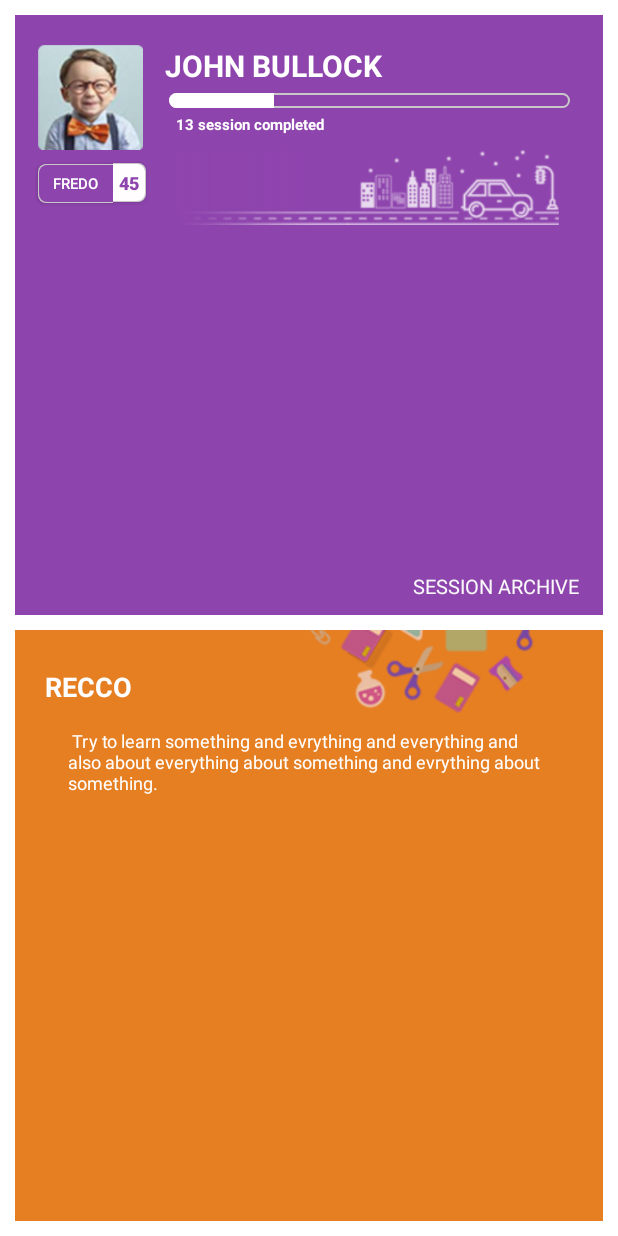
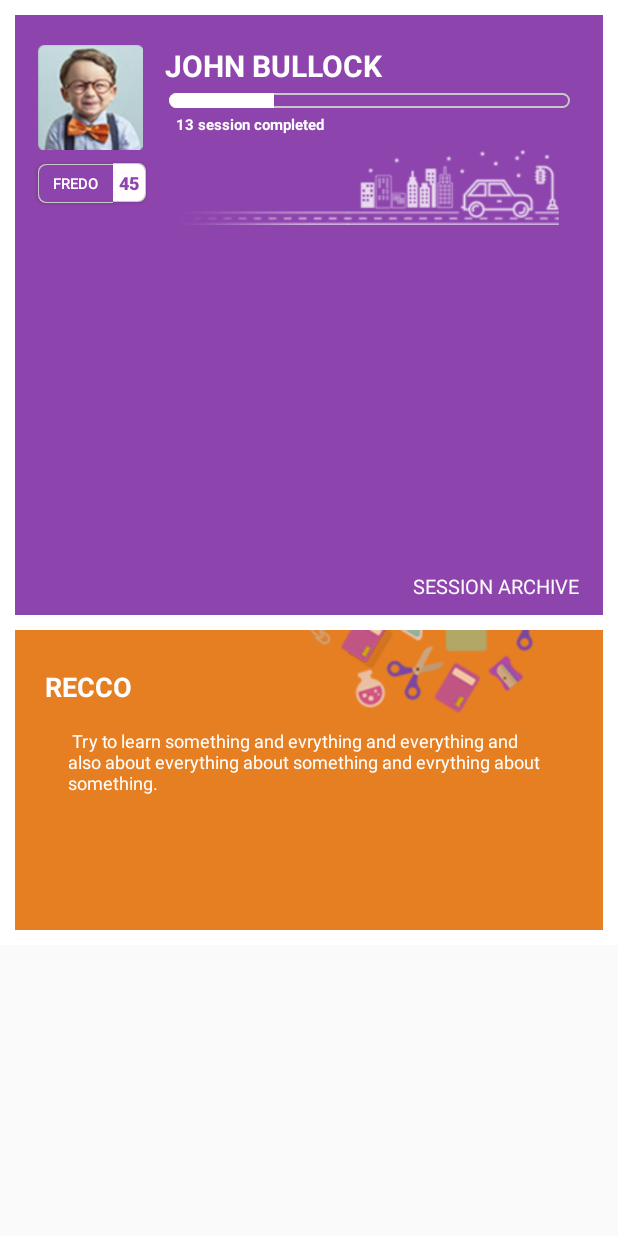
Before and after one commit to sarojini2010/B2C, an Android app: the layout activity_main.xml on its own in the app's theme, with its tools: preview values and no code run, on a phone screen of 412 x 824 dp. Run offline under Robolectric (Android 15) with nearby library versions, the phone set to English and light mode, and no system bars; network calls fail.

Commit message:
3August17.17

```diff
--- a/app/src/main/java/com/example/thoughtchimp/dummyapplication/AllUsersAdapter.java
+++ b/app/src/main/java/com/example/thoughtchimp/dummyapplication/AllUsersAdapter.java
@@ -69,7 +69,9 @@ public  class  AllUsersAdapter extends RecyclerView.Adapter {
 
         @Override
         public void onClick(View v) {
+            System.out.println("----------"+getItemId());
             Intent in=new Intent(mContext,SessionDetails.class);
+            in.putExtra("Sessionid",HomeFragment.title1);
             mContext.startActivity(in);
         }
     }
--- a/app/src/main/java/com/example/thoughtchimp/dummyapplication/Constant.java
+++ b/app/src/main/java/com/example/thoughtchimp/dummyapplication/Constant.java
@@ -6,8 +6,8 @@ package com.example.thoughtchimp.dummyapplication;
 public interface Constant
 {
 
-    String CHILDHOMEIP="http://192.168.0.103/s2m-b2c/Api/child_home?child_id=9";
-    String SessionDetailIp="http://192.168.0.103/s2m-b2c/Api/session_details?session_id=10";
+    String CHILDHOMEIP="http://192.168.0.103/s2m-b2c/Api/child_home?child_id=10";
+    String SessionDetailIp="http://192.168.0.103/s2m-b2c/Api/session_details?session_id=13";
     String SessionArchieveIp="http://192.168.0.105/s2m-b2c/Api/archive?child_id=9";
     String ACTIVATIONIP="http://192.168.0.105/s2m-b2c/Api/activation_details";
     String USER_SESSION_ID = "usersessionid";
--- a/app/src/main/java/com/example/thoughtchimp/dummyapplication/LoginPage.java
+++ b/app/src/main/java/com/example/thoughtchimp/dummyapplication/LoginPage.java
@@ -83,6 +83,7 @@ public class LoginPage extends Activity implements Constant{
         nameValuePair.add(new BasicNameValuePair("otp", "12345"));
         nameValuePair.add(new BasicNameValuePair("device_token","Tokenid"));
 
+
         try {
             httpPost.setEntity(new UrlEncodedFormEntity(nameValuePair));
         } catch (UnsupportedEncodingException e) {
--- a/app/src/main/java/com/example/thoughtchimp/dummyapplication/OTPScreen.java
+++ b/app/src/main/java/com/example/thoughtchimp/dummyapplication/OTPScreen.java
@@ -27,6 +27,7 @@ import org.json.JSONObject;
 import java.util.Collections;
 import java.util.HashMap;
 import java.util.Map;
+import java.util.regex.Pattern;
 
 /**
  * Created by thoughtchimp on 8/2/2016.
@@ -57,7 +58,7 @@ public class OTPScreen extends Activity implements Constant {
                                    meessage = object.getString("message");
                                     System.out.println("------2"+meessage);
 
-                                    Intent in=new Intent(OTPScreen.this,SessionArchive.class);
+                                    Intent in=new Intent(OTPScreen.this,Profile.class);
                                     startActivity(in);
                                     Toast.makeText(getApplicationContext(),"Login Succesfull",Toast.LENGTH_LONG).show();
                                 } catch (JSONException e) {
--- a/app/src/main/java/com/example/thoughtchimp/dummyapplication/Signup.java
+++ b/app/src/main/java/com/example/thoughtchimp/dummyapplication/Signup.java
@@ -68,7 +68,7 @@ public class Signup  extends Activity implements Constant {
                 @Override
                 public void onClick(View v) {
 
-                     names = name.getText().toString();
+                    names = name.getText().toString();
                     emailid= email.getText().toString();
                     phone = phonenumber.getText().toString();
 
--- a/app/src/main/res/layout-small/activity_main.xml
+++ /dev/null
@@ -1,191 +0,0 @@
-<?xml version="1.0" encoding="utf-8"?>
-<RelativeLayout xmlns:android="http://schemas.android.com/apk/res/android"
-    xmlns:tools="http://schemas.android.com/tools"
-    android:layout_width="match_parent"
-    android:layout_height="match_parent"
-    tools:context="com.example.thoughtchimp.dummyapplication.MainActivity">
-
-    <RelativeLayout
-        android:layout_width="match_parent"
-        android:layout_height="340dp"
-         android:id="@+id/relative2"
-        android:background="@drawable/layoutborder">
-        <RelativeLayout
-            android:layout_width="wrap_content"
-            android:layout_height="wrap_content"
-            android:layout_marginRight="10dp">
-
-            <ImageView
-                android:layout_width="100.5dp"
-                android:layout_height="70dp"
-                android:layout_marginTop="30dp"
-                android:id="@+id/image1"
-                android:paddingLeft="12dp"
-                android:layout_marginLeft="4dp"
-                android:src="@drawable/child"/>
-
-            <TextView
-                android:layout_width="wrap_content"
-                android:layout_height="wrap_content"
-                android:text="JOHN BULLOCK"
-                android:textColor="#ffffff"
-                android:textStyle="bold"
-                android:paddingBottom="5dp"
-                android:paddingLeft="5dp"
-                android:textSize="20sp"
-                android:layout_alignTop="@+id/image1"
-                android:layout_toRightOf="@+id/image1"
-                android:layout_toEndOf="@+id/image1" />
-            <TextView
-                android:layout_width="112dp"
-                android:layout_height="wrap_content"
-                android:text=" 13 session completed"
-                android:id="@+id/session_text"
-                android:layout_marginLeft="10dp"
-                android:textSize="10sp"
-                android:layout_marginBottom="10dp"
-                android:textStyle="bold"
-                android:layout_alignBottom="@+id/image1"
-                android:layout_toRightOf="@+id/image1"
-                android:layout_toEndOf="@+id/image1"
-                android:textColor="#ffffff" />
-            <ProgressBar
-                android:layout_width="fill_parent"
-                android:layout_height="wrap_content"
-                android:layout_alignTop="@+id/image1"
-                style="@style/CustomProgressBar"
-                android:layout_marginLeft="8dp"
-                android:layout_marginRight="22dp"
-                android:progress="13"
-                android:max="50"
-                android:layout_marginTop="32dp"
-                android:layout_toRightOf="@+id/image1"
-                android:layout_toEndOf="@+id/image1"
-                android:id="@+id/progressBar" />
-
-        </RelativeLayout>
-        <LinearLayout
-            android:layout_width="wrap_content"
-            android:layout_height="wrap_content"
-            android:layout_marginTop="100dp"
-            android:orientation="horizontal">
-            <LinearLayout
-                android:layout_width="wrap_content"
-                android:layout_height="wrap_content"
-                android:layout_marginRight="25dp"
-                >
-
-                <Button
-                    android:layout_width="50dp"
-                    android:layout_height="26dp"
-                    android:layout_marginTop="8dp"
-                    android:layout_marginLeft="25dp"
-                    android:text="Karma"
-                    android:textSize="10sp"
-                    android:textColor="#ffffff"
-                    android:layout_below="@+id/image1"
-                    android:layout_alignLeft="@+id/image1"
-                    android:layout_alignStart="@+id/image1"
-                    android:id="@+id/button"
-                    android:background="@drawable/custombutton" />
-
-                <Button
-                    android:layout_width="22dp"
-                    android:layout_height="26dp"
-                    android:text="45"
-                    android:textSize="12sp"
-                    android:textStyle="bold"
-                    android:textColor="@color/colorPrimaryDark"
-                    android:background="@drawable/button2"
-                    android:layout_marginTop="8.5dp"
-                    android:id="@+id/button_score" />
-
-                <ImageView
-                    android:layout_width="match_parent"
-                    android:layout_height="50dp"
-                    android:layout_gravity="end"
-                    android:src="@drawable/carandbuilding"
-                    />
-            </LinearLayout>
-        </LinearLayout>
-        <RelativeLayout
-            android:layout_width="fill_parent"
-            android:layout_height="match_parent"
-            android:layout_marginTop="170dp"
-            android:layout_marginBottom="40dp"
-            android:id="@+id/relativeLayout"
-            android:layout_alignParentRight="true"
-            android:layout_alignParentEnd="true"
-            android:layout_marginLeft="10dp"
-            android:layout_marginRight="10dp">
-            <android.support.v7.widget.RecyclerView
-                android:layout_width="wrap_content"
-                android:layout_height="wrap_content"
-                android:id="@+id/rvAllUsers">
-            </android.support.v7.widget.RecyclerView>
-        </RelativeLayout>
-
-        <TextView
-            android:layout_width="wrap_content"
-            android:layout_height="wrap_content"
-            android:text="SESSION ARCHIVE"
-            android:layout_alignParentBottom="true"
-            android:layout_marginRight="16dp"
-            android:textSize="13sp"
-            android:id="@+id/archieve_text"
-            android:layout_alignRight="@+id/relativeLayout"
-            android:layout_alignEnd="@+id/relativeLayout"
-            android:layout_marginBottom="20dp"
-            android:textColor="#faf8fa"
-            />
-
-    </RelativeLayout>
-
-    <RelativeLayout
-        android:layout_width="match_parent"
-        android:layout_height="match_parent"
-        android:background="@drawable/layoutboarder2"
-        android:layout_below="@+id/relative2"
-
-       >
-        <RelativeLayout
-            android:layout_width="wrap_content"
-            android:layout_height="wrap_content"
-            android:layout_marginRight="10dp"
-            android:layout_marginBottom="20dp">
-            <TextView
-                android:layout_width="wrap_content"
-                android:layout_height="wrap_content"
-                android:text="RECCO"
-                android:textColor="#ffffff"
-                android:textStyle="bold"
-                android:layout_marginLeft="30dp"
-                android:layout_alignParentLeft="true"
-                android:layout_alignParentStart="true"
-                android:layout_marginTop="25dp"
-                android:id="@+id/textView"
-                android:textSize="18dp" />
-            <TextView
-                android:layout_width="wrap_content"
-                android:layout_height="wrap_content"
-                android:text=" Try to learn something and evrything and everything and also about everything about something and evrything about something."
-                android:textColor="#ffffff"
-                android:textSize="12dp"
-                android:id="@+id/recco_text"
-                android:layout_below="@+id/textView"
-                android:layout_marginTop="15dp"
-                android:layout_marginRight="5dp"
-                android:layout_marginLeft="45dp"
-                />
-
-            <ImageView
-                android:layout_width="match_parent"
-                android:layout_height="55dp"
-                android:id="@+id/imageView2"
-                android:src="@drawable/reccobg"
-                android:layout_marginLeft="160dp"
-                android:layout_alignParentEnd="true"
-                tools:ignore="RtlCompat" />
-        </RelativeLayout>
-    </RelativeLayout>
-</RelativeLayout>
--- a/app/src/main/res/layout/activity_main.xml
+++ b/app/src/main/res/layout/activity_main.xml
@@ -4,6 +4,9 @@
     android:layout_width="match_parent"
     android:layout_height="match_parent"
     tools:context="com.example.thoughtchimp.dummyapplication.MainActivity">
+    <ScrollView
+        android:layout_width="match_parent"
+        android:layout_height="match_parent">
 <RelativeLayout
     android:layout_width="wrap_content"
     android:layout_height="wrap_content"
@@ -156,7 +159,7 @@
             android:layout_width="wrap_content"
             android:layout_height="wrap_content"
             android:layout_marginRight="10dp"
-            android:layout_marginBottom="20dp">
+            android:layout_marginBottom="100dp">
             <TextView
                 android:layout_width="wrap_content"
                 android:layout_height="wrap_content"
@@ -193,4 +196,5 @@
         </RelativeLayout>
     </RelativeLayout>
     </RelativeLayout>
+    </ScrollView>
 </RelativeLayout>
--- a/app/src/main/res/layout/audioplay.xml
+++ b/app/src/main/res/layout/audioplay.xml
@@ -6,6 +6,7 @@
     android:weightSum="1"
     android:layout_marginLeft="20dp"
     android:layout_marginRight="20dp"
+    android:id="@+id/audioimagelayout"
     android:background="@drawable/audioimage">
 
     <Button
--- a/app/src/main/res/layout/audioplayer.xml
+++ b/app/src/main/res/layout/audioplayer.xml
@@ -87,7 +87,7 @@
         <ImageView
             android:layout_width="fill_parent"
             android:layout_height="wrap_content"
-
+            android:id="@+id/audioiamge"
             android:layout_marginTop="10dp"
             android:layout_marginLeft="10dp"
             android:layout_marginRight="10dp"
```
Also changed, not shown: app/src/main/AndroidManifest.xml (+6 -2 lines), app/src/main/java/com/example/thoughtchimp/dummyapplication/HomeFragment.java (+6 -7 lines), app/src/main/java/com/example/thoughtchimp/dummyapplication/Imageshow.java (+1 -141 lines), app/src/main/java/com/example/thoughtchimp/dummyapplication/Profile.java (+11 -1 lines), app/src/main/java/com/example/thoughtchimp/dummyapplication/SessionDetails.java (+116 -57 lines), app/src/main/java/com/example/thoughtchimp/dummyapplication/Storylistener.java (+33 -2 lines), app/src/main/java/com/example/thoughtchimp/dummyapplication/Youtubevideo.java (added, +34 -0 lines), app/src/main/res/layout/relativeprofile.xml (+5 -6 lines), app/src/main/res/layout/sessiondetails.xml (+18 -10 lines).
